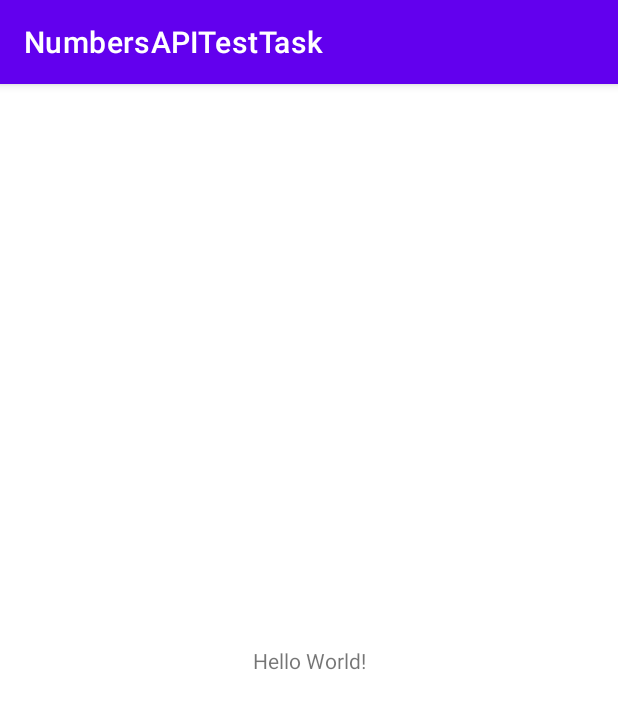
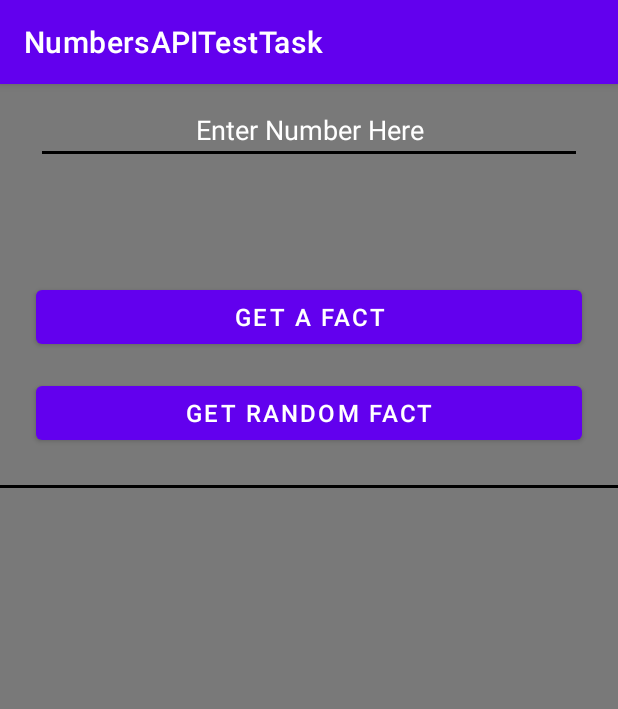
Before and after one commit to Vlad21anon/NumbersAPITestTask, an Android app: the screen it shows after launch (MainActivity), on a phone screen of 412 x 824 dp. Shown: the top 709 px of the screen. Run offline under Robolectric (Android 15) with nearby library versions, the phone set to English and light mode, and no system bars.

Commit message:
Design app

```diff
--- a/app/src/main/AndroidManifest.xml
+++ b/app/src/main/AndroidManifest.xml
@@ -13,7 +13,7 @@
         android:theme="@style/Theme.NumbersAPITestTask"
         tools:targetApi="31">
         <activity
-            android:name=".MainActivity"
+            android:name=".activity.MainActivity"
             android:exported="true">
             <intent-filter>
                 <action android:name="android.intent.action.MAIN" />
--- a/app/src/main/java/com/ukadovlad21/numbersapitesttask/MainActivity.kt
+++ b/app/src/main/java/com/ukadovlad21/numbersapitesttask/activity/MainActivity.kt
@@ -1,7 +1,8 @@
-package com.ukadovlad21.numbersapitesttask
+package com.ukadovlad21.numbersapitesttask.activity
 
 import androidx.appcompat.app.AppCompatActivity
 import android.os.Bundle
+import com.ukadovlad21.numbersapitesttask.R
 
 class MainActivity : AppCompatActivity() {
     override fun onCreate(savedInstanceState: Bundle?) {
--- /dev/null
+++ b/app/src/main/java/com/ukadovlad21/numbersapitesttask/fragment/MainFragment.kt
@@ -0,0 +1,18 @@
+package com.ukadovlad21.numbersapitesttask.fragment
+
+import android.os.Bundle
+import androidx.fragment.app.Fragment
+import android.view.LayoutInflater
+import android.view.View
+import android.view.ViewGroup
+import com.ukadovlad21.numbersapitesttask.R
+
+class MainFragment : Fragment() {
+    override fun onCreateView(
+        inflater: LayoutInflater, container: ViewGroup?,
+        savedInstanceState: Bundle?,
+    ): View? {
+        // Inflate the layout for this fragment
+        return inflater.inflate(R.layout.fragment_main, container, false)
+    }
+}
--- /dev/null
+++ b/app/src/main/res/drawable/rv_item_style.xml
@@ -0,0 +1,6 @@
+<?xml version="1.0" encoding="utf-8"?>
+<shape xmlns:android="http://schemas.android.com/apk/res/android">
+    <corners android:radius="8dp"/>
+    <solid android:color="@color/grey_90"/>
+    <stroke android:color="@color/yellow" android:width="2dp"/>
+</shape>
--- a/app/src/main/res/layout/activity_main.xml
+++ b/app/src/main/res/layout/activity_main.xml
@@ -3,16 +3,19 @@
     xmlns:app="http://schemas.android.com/apk/res-auto"
     xmlns:tools="http://schemas.android.com/tools"
     android:layout_width="match_parent"
-    android:layout_height="match_parent"
-    tools:context=".MainActivity">
+    android:layout_height="match_parent">
 
-    <TextView
-        android:layout_width="wrap_content"
-        android:layout_height="wrap_content"
-        android:text="Hello World!"
+
+    <fragment
+        android:id="@+id/noteNavHostFragment"
+        android:name="androidx.navigation.fragment.NavHostFragment"
+        android:layout_width="match_parent"
+        android:layout_height="match_parent"
+        app:defaultNavHost="true"
         app:layout_constraintBottom_toBottomOf="parent"
         app:layout_constraintEnd_toEndOf="parent"
         app:layout_constraintStart_toStartOf="parent"
-        app:layout_constraintTop_toTopOf="parent" />
+        app:layout_constraintTop_toTopOf="parent"
+        app:navGraph="@navigation/nav_graph"/>
 
 </androidx.constraintlayout.widget.ConstraintLayout>
--- /dev/null
+++ b/app/src/main/res/layout/fragment_main.xml
@@ -0,0 +1,71 @@
+<?xml version="1.0" encoding="utf-8"?>
+<LinearLayout xmlns:android="http://schemas.android.com/apk/res/android"
+    xmlns:tools="http://schemas.android.com/tools"
+    android:layout_width="match_parent"
+    android:layout_height="match_parent"
+    android:background="@color/grey_121"
+    android:orientation="vertical">
+
+
+    <EditText
+        android:id="@+id/etNumber"
+        android:layout_width="match_parent"
+        android:layout_height="wrap_content"
+        android:textColor="@color/white"
+        android:textColorHint="@color/white"
+        android:gravity="center"
+        android:layout_marginTop="@dimen/margin_small"
+        android:layout_marginHorizontal="@dimen/margin_big"
+        android:hint="@string/enter_number_here"
+        android:inputType="number"
+        android:textCursorDrawable="@color/black"
+        android:backgroundTint="@color/black"
+        android:importantForAutofill="no" />
+    <TextView
+        android:id="@+id/tvResult"
+        android:singleLine="true"
+        android:ellipsize="end"
+        android:layout_width="match_parent"
+        android:layout_height="wrap_content"
+        android:textSize="16sp"
+        android:layout_marginHorizontal="@dimen/margin_big"/>
+    <ProgressBar
+        android:id="@+id/pbLoading"
+        android:layout_width="match_parent"
+        android:layout_height="wrap_content"
+        android:visibility="invisible"
+        tools:visibility="visible"
+        android:layout_marginBottom="@dimen/margin_small"/>
+
+    <Button
+        android:id="@+id/btnGetFact"
+        android:text="@string/get_a_fact"
+        android:layout_width="match_parent"
+        android:textSize="16sp"
+        android:layout_marginHorizontal="@dimen/margin_big"
+        android:layout_height="wrap_content"/>
+    <Button
+        android:id="@+id/btnGetRandomFact"
+        android:text="@string/random_fact"
+        android:layout_width="match_parent"
+        android:layout_marginTop="@dimen/margin_normal"
+        android:textSize="16sp"
+        android:layout_marginHorizontal="@dimen/margin_big"
+        android:layout_height="wrap_content"/>
+
+    <com.google.android.material.divider.MaterialDivider
+        android:layout_width="match_parent"
+        android:layout_height="2dp"
+        android:layout_marginTop="@dimen/margin_big"
+        android:background="@color/black"/>
+
+
+    <androidx.recyclerview.widget.RecyclerView
+        android:id="@+id/rvHistory"
+        android:layout_width="match_parent"
+        android:layout_height="match_parent"
+        android:paddingHorizontal="@dimen/padding_normal"
+        android:paddingTop="@dimen/padding_normal"
+        tools:listitem="@layout/rv_history_item"/>
+
+</LinearLayout>
--- /dev/null
+++ b/app/src/main/res/navigation/nav_graph.xml
@@ -0,0 +1,23 @@
+<?xml version="1.0" encoding="utf-8"?>
+<navigation xmlns:android="http://schemas.android.com/apk/res/android"
+    xmlns:app="http://schemas.android.com/apk/res-auto"
+    android:id="@+id/nav_graph.xml"
+    app:startDestination="@id/mainFragment">
+
+    <fragment
+        android:id="@+id/mainFragment"
+        android:name="com.ukadovlad21.numbersapitesttask.fragment.MainFragment"
+        android:label="MainFragment" >
+        <action
+            android:id="@+id/action_mainFragment_to_detailsFragment"
+            app:destination="@id/detailsFragment" />
+    </fragment>
+    <fragment
+        android:id="@+id/detailsFragment"
+        android:name="com.ukadovlad21.numbersapitesttask.fragment.DetailsFragment"
+        android:label="DetailsFragment" >
+        <action
+            android:id="@+id/action_detailsFragment_to_mainFragment"
+            app:destination="@id/mainFragment" />
+    </fragment>
+</navigation>
--- a/app/src/main/res/values/colors.xml
+++ b/app/src/main/res/values/colors.xml
@@ -7,4 +7,7 @@
     <color name="teal_700">#FF018786</color>
     <color name="black">#FF000000</color>
     <color name="white">#FFFFFFFF</color>
+    <color name="grey_121">#797979</color>
+    <color name="yellow">#FFEB3B</color>
+    <color name="grey_90">#5A5A5A</color>
 </resources>
--- /dev/null
+++ b/app/src/main/res/values/dimens.xml
@@ -0,0 +1,8 @@
+<?xml version="1.0" encoding="utf-8"?>
+<resources>
+    <dimen name="padding_normal">12dp</dimen>
+    <dimen name="margin_big">24dp</dimen>
+    <dimen name="margin_normal">16dp</dimen>
+    <dimen name="margin_small">8dp</dimen>
+    <dimen name="padding_small">4dp</dimen>
+</resources>
--- a/app/src/main/res/values/strings.xml
+++ b/app/src/main/res/values/strings.xml
@@ -1,3 +1,9 @@
 <resources>
     <string name="app_name">NumbersAPITestTask</string>
+    <!-- TODO: Remove or change this placeholder text -->
+    <string name="hello_blank_fragment">Hello blank fragment</string>
+    <string name="back">Back</string>
+    <string name="random_fact">Get Random Fact</string>
+    <string name="get_a_fact">Get A Fact</string>
+    <string name="enter_number_here">Enter Number Here</string>
 </resources>
```
Also changed, not shown: app/build.gradle (+6 -3 lines), app/src/main/java/com/ukadovlad21/numbersapitesttask/fragment/DetailsFragment.kt (added, +20 -0 lines), app/src/main/res/layout/fragment_details.xml (added, +28 -0 lines), app/src/main/res/layout/rv_history_item.xml (added, +29 -0 lines).
